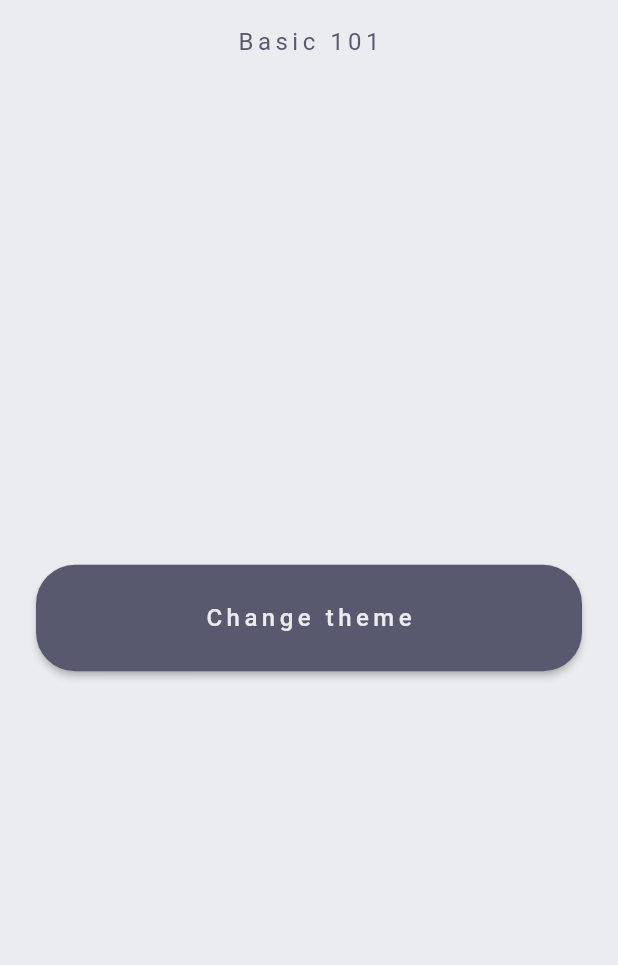
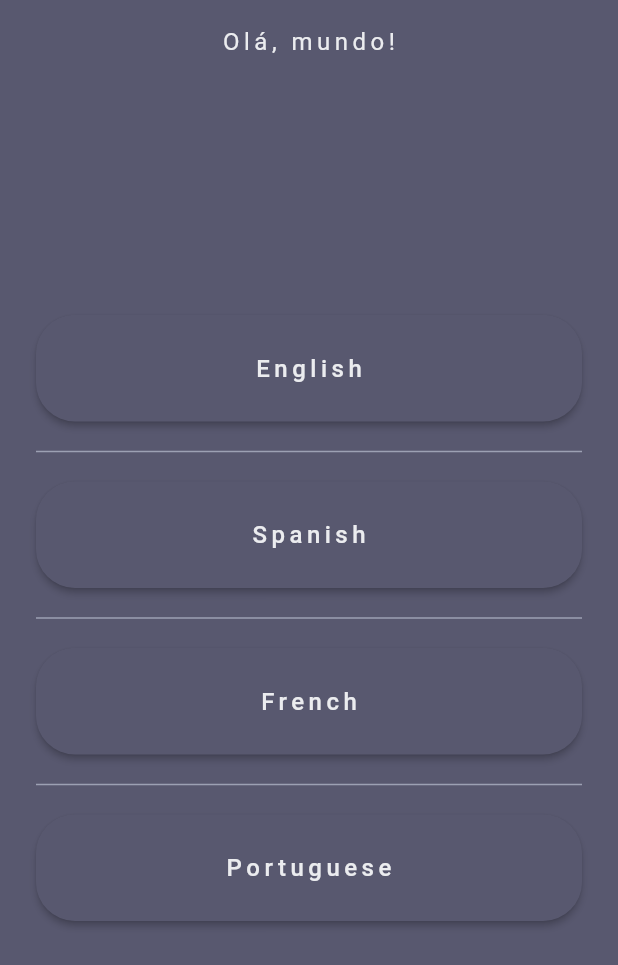
Before and after one commit to devherik/FlutterBasics101, a Flutter app: the HomePage screen opened by its route, on a phone screen of 412 x 824 dp. Shown: the top 965 px of the screen. Run offline on Flutter 3.47's test engine with Material 3 defaults, Android fonts, the phone set to English and light mode, and no system bars; our stand-ins replace go_router.

Commit message:
valuenotifier

```diff
--- a/lib/config/app_theme.dart
+++ b/lib/config/app_theme.dart
@@ -21,7 +21,12 @@ abstract class AppTheme {
               color: global.sombreGrey, fontSize: 16, letterSpacing: 3)),
       dividerTheme:
           const DividerThemeData(color: global.sombreGrey, thickness: 1),
-        scaffoldBackgroundColor: global.brightGrey);
+      scaffoldBackgroundColor: global.brightGrey,
+      buttonTheme: const ButtonThemeData(
+        buttonColor: global.sombreGrey,
+        splashColor: global.sombreGrey,
+      ),
+    );
   }
 
   static ThemeData get night {
@@ -39,8 +44,23 @@ abstract class AppTheme {
           bodyMedium: TextStyle(
               color: global.brightGrey, fontSize: 16, letterSpacing: 3)),
       dividerTheme:
-          const DividerThemeData(color: global.brightGrey, thickness: 1),
+          const DividerThemeData(color: global.majesticMist, thickness: 1),
       scaffoldBackgroundColor: global.sombreGrey,
+      buttonTheme: const ButtonThemeData(
+        buttonColor: global.brightGrey,
+        splashColor: global.brightGrey,
+        focusColor: global.majesticMist,
+      ),
+      // elevatedButtonTheme: ElevatedButtonThemeData(
+      //   style: ButtonStyle(
+      //     backgroundColor: MaterialStateProperty.all<Color>(global.brightGrey),
+      //   ),
+      // ),
+      // outlinedButtonTheme: OutlinedButtonThemeData(
+      //   style: ButtonStyle(
+      //     backgroundColor: MaterialStateProperty.all<Color>(global.brightGrey),
+      //   ),
+      // ),
     );
   }
 }
--- /dev/null
+++ b/lib/controllers/home_controller.dart
@@ -0,0 +1,10 @@
+import 'package:flutter/material.dart';
+
+class HomeController {
+  var textShowed$ = ValueNotifier<String>('Olá, mundo!');
+
+  void english() => textShowed$.value = 'Hello, world!';
+  void spanish() => textShowed$.value = 'Hola, mundo!';
+  void french() => textShowed$.value = 'Bonjour, le monde';
+  void portuguese() => textShowed$.value = 'Olá, mundo!';
+}
--- a/lib/main.dart
+++ b/lib/main.dart
@@ -1,8 +1,7 @@
 import 'package:basic101/config/app_router.dart';
 import 'package:basic101/config/app_theme.dart';
+import 'package:basic101/controllers/home_controller.dart';
 import 'package:flutter/material.dart';
-
-import 'package:basic101/config/app_globals.dart' as global;
 
 void main() {
   runApp(const Basic101());
@@ -16,12 +15,14 @@ class Basic101 extends StatefulWidget {
 }
 
 class _Basic101State extends State<Basic101> {
+  final homeController = HomeController();
+
   @override
   Widget build(BuildContext context) {
     return MaterialApp.router(
       routerConfig: AppRouter().router,
       debugShowCheckedModeBanner: false,
-      theme: global.dayTheme ? AppTheme.day : AppTheme.night,
+      theme: AppTheme.night,
     );
   }
 }
--- a/lib/pages/auth_page.dart
+++ b/lib/pages/auth_page.dart
@@ -13,10 +13,6 @@ class AuthPage extends StatelessWidget {
         padding: const EdgeInsets.all(24),
         height: MediaQuery.of(context).size.height,
         width: MediaQuery.of(context).size.width,
-        // decoration: const BoxDecoration(
-        //     image: DecorationImage(
-        //         image: AssetImage(global.scaffoldAssetImage),
-        //         fit: BoxFit.fill)),
         child: Center(
           child: Column(
             crossAxisAlignment: CrossAxisAlignment.center,
@@ -26,6 +22,11 @@ class AuthPage extends StatelessWidget {
                 padding: EdgeInsets.symmetric(vertical: 14),
                 child: Text(
                   'Bem vindo ao Basic 101, app voltado a testes e aprimoramento.',
+                  style: TextStyle(
+                      fontSize: 38,
+                      letterSpacing: 0,
+                      leadingDistribution:
+                          TextLeadingDistribution.proportional),
                 ),
               ),
               const Padding(
@@ -41,13 +42,10 @@ class AuthPage extends StatelessWidget {
                   onPressed: () {
                     context.push('/home');
                   },
-                  splashColor: Colors.white,
-                  elevation: 2,
-                  color: global.sombreGrey,
                   shape: RoundedRectangleBorder(
                       borderRadius: BorderRadius.circular(26)),
                   child: const Text(
-                    'Login',
+                    'Value Notifier Example',
                     style: TextStyle(
                         color: global.brightGrey,
                         letterSpacing: 3,
--- a/lib/pages/home_page.dart
+++ b/lib/pages/home_page.dart
@@ -1,3 +1,4 @@
+import 'package:basic101/controllers/home_controller.dart';
 import 'package:flutter/material.dart';
 
 import 'package:basic101/config/app_globals.dart' as global;
@@ -10,13 +11,18 @@ class HomePage extends StatefulWidget {
 }
 
 class _HomePageState extends State<HomePage> {
+  final controller = HomeController();
+
   @override
   Widget build(BuildContext context) {
     return Scaffold(
       appBar: AppBar(
           centerTitle: true,
-          title: const Text(
-            global.title,
+          title: ValueListenableBuilder(
+            valueListenable: controller.textShowed$,
+            builder: (context, value, child) => Text(
+              value,
+            ),
           ),
           backgroundColor: Colors.transparent),
       extendBodyBehindAppBar: true,
@@ -25,26 +31,86 @@ class _HomePageState extends State<HomePage> {
         width: MediaQuery.of(context).size.width,
         child: Padding(
           padding: const EdgeInsets.symmetric(vertical: 14, horizontal: 24),
-          child: Center(
-            child: MaterialButton(
-              padding: const EdgeInsets.symmetric(vertical: 24, horizontal: 12),
+          child: Column(
+            mainAxisAlignment: MainAxisAlignment.center,
+            children: [
+              MaterialButton(
+                padding:
+                    const EdgeInsets.symmetric(vertical: 24, horizontal: 12),
                 minWidth: MediaQuery.of(context).size.width,
-              onPressed: () {
-                setState(() {
-                  global.changeTheme();
-                });
-              },
-              splashColor: Colors.white,
+                onPressed: controller.english,
+                splashColor: global.brightGrey,
                 elevation: 2,
                 color: global.sombreGrey,
                 shape: RoundedRectangleBorder(
                     borderRadius: BorderRadius.circular(26)),
                 child: const Text(
-                'Change theme',
+                  'English',
                   style: TextStyle(
                       color: global.brightGrey, letterSpacing: 3, fontSize: 16),
                 ),
               ),
+              const Padding(
+                padding: EdgeInsets.symmetric(vertical: 12),
+                child: Divider(),
+              ),
+              MaterialButton(
+                padding:
+                    const EdgeInsets.symmetric(vertical: 24, horizontal: 12),
+                minWidth: MediaQuery.of(context).size.width,
+                onPressed: controller.spanish,
+                splashColor: global.brightGrey,
+                elevation: 2,
+                color: global.sombreGrey,
+                shape: RoundedRectangleBorder(
+                    borderRadius: BorderRadius.circular(26)),
+                child: const Text(
+                  'Spanish',
+                  style: TextStyle(
+                      color: global.brightGrey, letterSpacing: 3, fontSize: 16),
+                ),
+              ),
+              const Padding(
+                padding: EdgeInsets.symmetric(vertical: 12),
+                child: Divider(),
+              ),
+              MaterialButton(
+                padding:
+                    const EdgeInsets.symmetric(vertical: 24, horizontal: 12),
+                minWidth: MediaQuery.of(context).size.width,
+                onPressed: controller.french,
+                splashColor: global.brightGrey,
+                elevation: 2,
+                color: global.sombreGrey,
+                shape: RoundedRectangleBorder(
+                    borderRadius: BorderRadius.circular(26)),
+                child: const Text(
+                  'French',
+                  style: TextStyle(
+                      color: global.brightGrey, letterSpacing: 3, fontSize: 16),
+                ),
+              ),
+              const Padding(
+                padding: EdgeInsets.symmetric(vertical: 12),
+                child: Divider(),
+              ),
+              MaterialButton(
+                padding:
+                    const EdgeInsets.symmetric(vertical: 24, horizontal: 12),
+                minWidth: MediaQuery.of(context).size.width,
+                onPressed: controller.portuguese,
+                splashColor: global.brightGrey,
+                elevation: 2,
+                color: global.sombreGrey,
+                shape: RoundedRectangleBorder(
+                    borderRadius: BorderRadius.circular(26)),
+                child: const Text(
+                  'Portuguese',
+                  style: TextStyle(
+                      color: global.brightGrey, letterSpacing: 3, fontSize: 16),
+                ),
+              ),
+            ],
           ),
         ),
       ),
```
Lines whose indentation alone changed are shown as unchanged.
